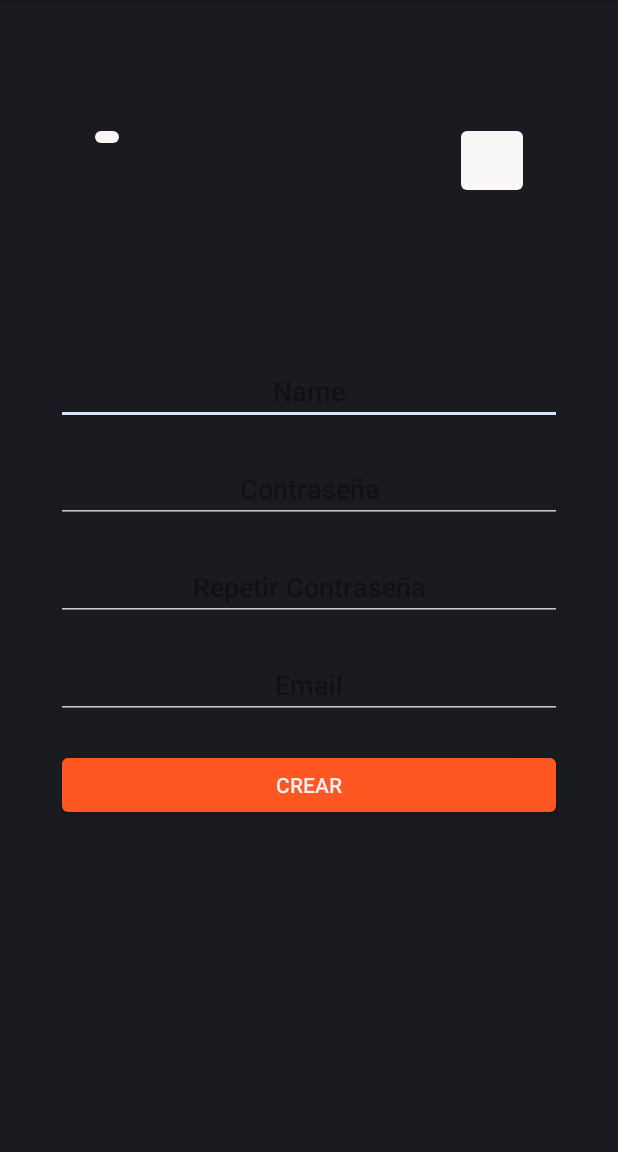
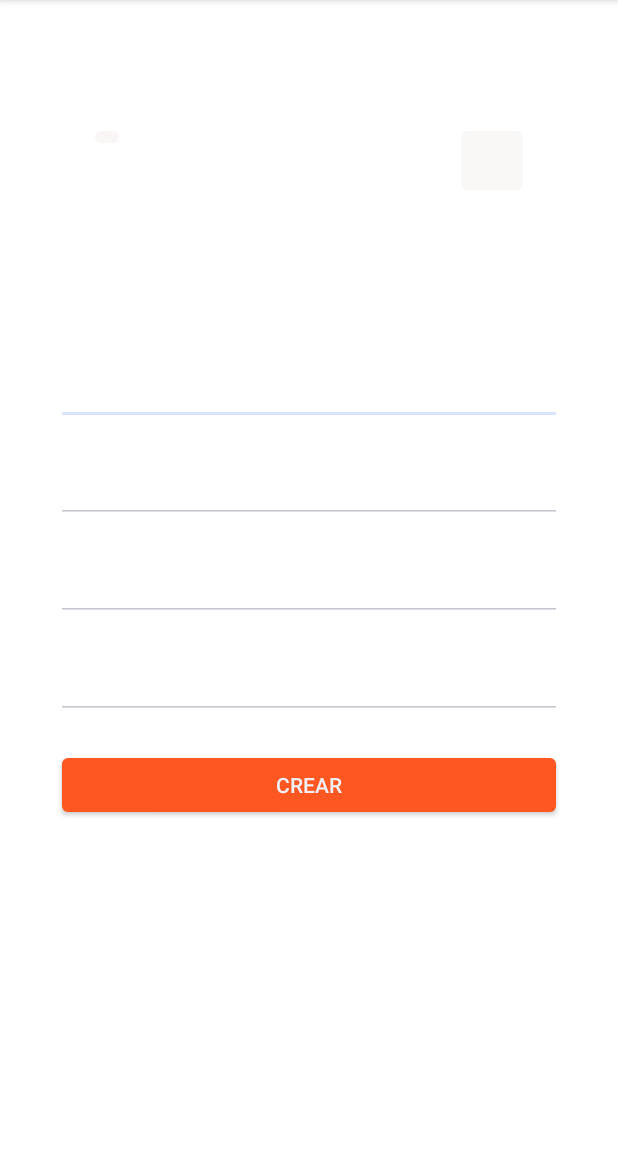
Before and after one commit to carlosdelabarrera/Proyecto-Vuela-Movil, an Android app: the layout activity_registro.xml on its own in the app's theme, with its tools: preview values and no code run, on a phone screen of 412 x 824 dp, the part 84-1236 px from its top. Run offline under Robolectric (Android 15) with nearby library versions, the phone set to English and light mode, and no system bars.

Commit message:
modificaciones pequeñas

```diff
--- a/app/src/main/res/layout/activity_registro.xml
+++ b/app/src/main/res/layout/activity_registro.xml
@@ -4,11 +4,13 @@
     xmlns:tools="http://schemas.android.com/tools"
     android:layout_width="match_parent"
     android:layout_height="match_parent"
+    android:background="#FFFFFF"
     tools:context=".Registro">
 
     <LinearLayout
         android:layout_width="409dp"
         android:layout_height="101dp"
+        android:background="#FFFFFF"
         android:gravity="center_horizontal"
         android:orientation="horizontal"
         app:layout_constraintBottom_toTopOf="@+id/linearLayout3"
@@ -43,6 +45,7 @@
         android:id="@+id/linearLayout3"
         android:layout_width="337dp"
         android:layout_height="496dp"
+        android:background="#FFFFFF"
         android:orientation="vertical"
         app:layout_constraintBottom_toBottomOf="parent"
         app:layout_constraintEnd_toEndOf="parent"
@@ -55,8 +58,8 @@
             android:layout_width="match_parent"
             android:layout_height="wrap_content"
             android:ems="10"
+            android:hint="nombre"
             android:inputType="textPersonName"
-            android:text="Name"
             android:textAlignment="center"
             android:textColor="#72070707" />
 
@@ -69,10 +72,10 @@
             android:layout_width="match_parent"
             android:layout_height="wrap_content"
             android:ems="10"
+            android:hint="Contraseña"
             android:inputType="textPersonName"
-            android:text="Contraseña"
             android:textAlignment="center"
-            android:textColor="#72070707"/>
+            android:textColor="#72070707" />
 
         <Space
             android:layout_width="20dp"
@@ -83,10 +86,10 @@
             android:layout_width="match_parent"
             android:layout_height="wrap_content"
             android:ems="10"
+            android:hint="Repetir Contraseña"
             android:inputType="textPersonName"
-            android:text="Repetir Contraseña"
             android:textAlignment="center"
-            android:textColor="#72070707"/>
+            android:textColor="#72070707" />
 
         <Space
             android:layout_width="20dp"
@@ -97,10 +100,10 @@
             android:layout_width="match_parent"
             android:layout_height="wrap_content"
             android:ems="10"
+            android:hint="Email"
             android:inputType="textPersonName"
-            android:text="Email"
             android:textAlignment="center"
-            android:textColor="#72070707"/>
+            android:textColor="#72070707" />
 
         <Space
             android:layout_width="20dp"
```
Also changed, not shown: app/src/main/res/layout/activity_login.xml (+5 -3 lines).
